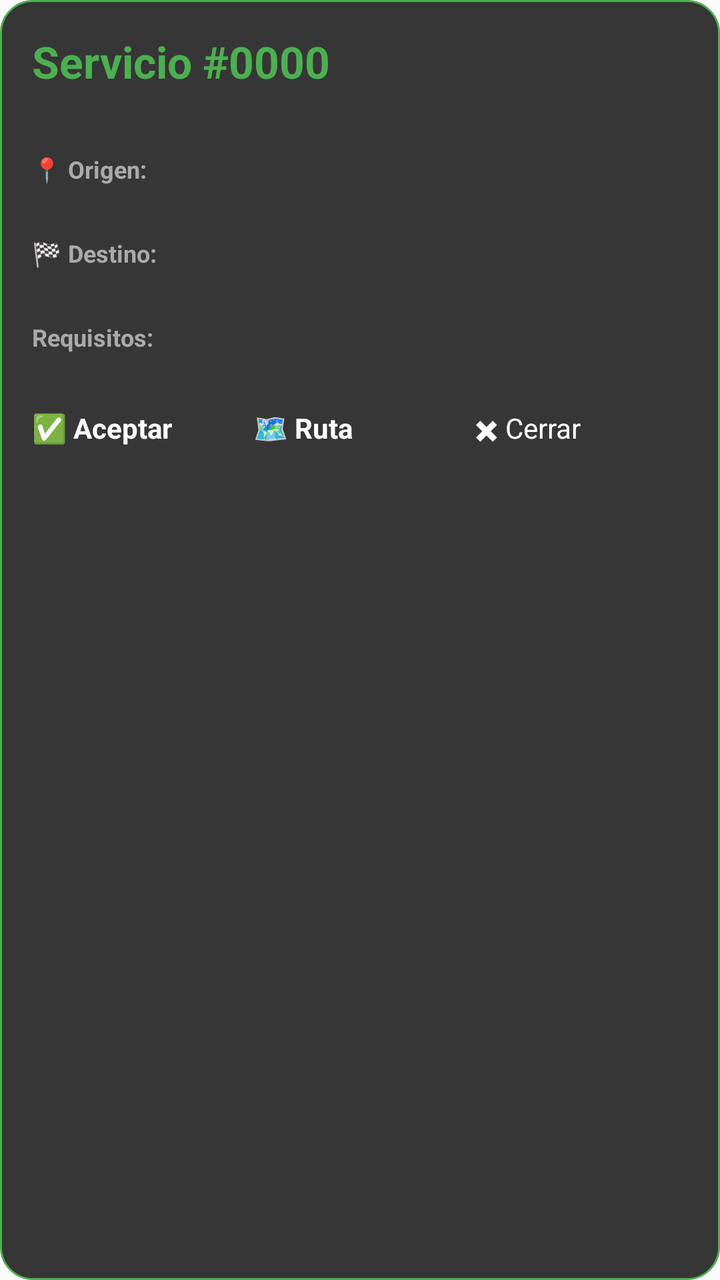
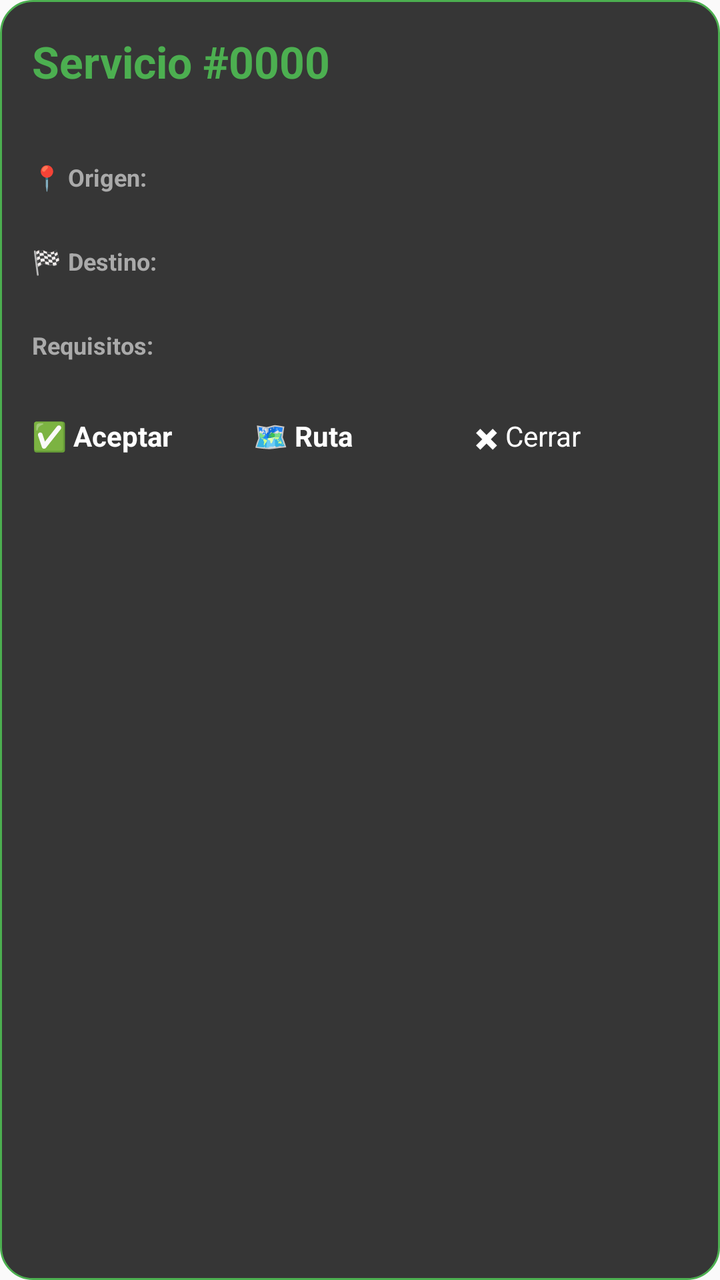

Before-and-after screenshots of an Android layout around one commit, followed by the original layout XML and the change that was made.
<!-- AndroidManifest.xml: application theme Theme.ProjectAcc -->
<!-- res/layout/floating_whatsapp_popup.xml -->
<?xml version="1.0" encoding="utf-8"?>
<LinearLayout xmlns:android="http://schemas.android.com/apk/res/android"
    android:layout_width="320dp"
    android:layout_height="wrap_content"
    android:orientation="vertical"
    android:background="@drawable/floating_popup_bg"
    android:padding="16dp"
    android:elevation="8dp">

    
    <LinearLayout
        android:layout_width="match_parent"
        android:layout_height="wrap_content"
        android:orientation="horizontal"
        android:gravity="center_vertical"
        android:layout_marginBottom="8dp">

        <TextView
            android:id="@+id/tvServiceId"
            android:layout_width="0dp"
            android:layout_height="wrap_content"
            android:layout_weight="1"
            android:text="Servicio #0000"
            android:textSize="22sp"
            android:textStyle="bold"
            android:textColor="#4CAF50" />

        <TextView
            android:id="@+id/tvDistancia"
            android:layout_width="wrap_content"
            android:layout_height="wrap_content"
            android:textSize="22sp"
            android:textStyle="bold"
            android:textColor="#FFC107"
            android:visibility="gone" />

        <TextView
            android:id="@+id/tvReturnIcon"
            android:layout_width="wrap_content"
            android:layout_height="wrap_content"
            android:text="🔄"
            android:textSize="24sp"
            android:visibility="gone"
            android:layout_marginStart="8dp" />
    </LinearLayout>

    
    <TextView
        android:id="@+id/tvValor"
        android:layout_width="match_parent"
        android:layout_height="wrap_content"
        android:textSize="21sp"
        android:textStyle="bold"
        android:textColor="#4CAF50"
        android:visibility="gone"
        android:layout_marginBottom="4dp" />

    
    <TextView
        android:id="@+id/tvCiudad"
        android:layout_width="match_parent"
        android:layout_height="wrap_content"
        android:textSize="14sp"
        android:textColor="#FFFFFF"
        android:drawablePadding="4dp"
        android:layout_marginBottom="4dp" />

    
    <TextView
        android:layout_width="match_parent"
        android:layout_height="wrap_content"
        android:text="📍 Origen:"
        android:textSize="12sp"
        android:textStyle="bold"
        android:textColor="#AAAAAA"
        android:layout_marginBottom="2dp" />

    
    <TextView
        android:id="@+id/tvLocationName"
        android:layout_width="match_parent"
        android:layout_height="wrap_content"
        android:textSize="16sp"
        android:textStyle="bold"
        android:textColor="#FFC107"
        android:visibility="gone"
        android:layout_marginBottom="2dp" />

    <TextView
        android:id="@+id/tvOrigen"
        android:layout_width="match_parent"
        android:layout_height="wrap_content"
        android:textSize="13sp"
        android:textColor="#FFFFFF"
        android:layout_marginBottom="6dp" />

    
    <TextView
        android:layout_width="match_parent"
        android:layout_height="wrap_content"
        android:text="🏁 Destino:"
        android:textSize="12sp"
        android:textStyle="bold"
        android:textColor="#AAAAAA"
        android:layout_marginBottom="2dp" />

    <TextView
        android:id="@+id/tvDestino"
        android:layout_width="match_parent"
        android:layout_height="wrap_content"
        android:textSize="13sp"
        android:textColor="#FFFFFF"
        android:layout_marginBottom="6dp" />

    
    <TextView
        android:id="@+id/tvMedioPago"
        android:layout_width="match_parent"
        android:layout_height="wrap_content"
        android:textSize="14sp"
        android:textStyle="bold"
        android:textColor="#FFC107"
        android:visibility="gone"
        android:layout_marginBottom="4dp" />

    
    <TextView
        android:id="@+id/tvRequisitosLabel"
        android:layout_width="match_parent"
        android:layout_height="wrap_content"
        android:text="Requisitos:"
        android:textSize="12sp"
        android:textStyle="bold"
        android:textColor="#AAAAAA"
        android:layout_marginBottom="2dp" />

    <TextView
        android:id="@+id/tvRequisitos"
        android:layout_width="match_parent"
        android:layout_height="wrap_content"
        android:textSize="13sp"
        android:textColor="#FFFFFF"
        android:layout_marginBottom="8dp" />

    
    <LinearLayout
        android:layout_width="match_parent"
        android:layout_height="wrap_content"
        android:orientation="horizontal">

        <Button
            android:id="@+id/btnAccept"
            android:layout_width="0dp"
            android:layout_height="48dp"
            android:layout_weight="1"
            android:text="✅ Aceptar"
            android:textSize="14sp"
            android:textStyle="bold"
            android:backgroundTint="#4CAF50"
            android:textColor="#FFFFFF"
            android:layout_marginEnd="4dp" />

        <Button
            android:id="@+id/btnRoute"
            android:layout_width="0dp"
            android:layout_height="48dp"
            android:layout_weight="1"
            android:text="🗺️ Ruta"
            android:textSize="14sp"
            android:textStyle="bold"
            android:backgroundTint="#2196F3"
            android:textColor="#FFFFFF"
            android:layout_marginEnd="4dp" />

        <Button
            android:id="@+id/btnClose"
            android:layout_width="0dp"
            android:layout_height="48dp"
            android:layout_weight="1"
            android:text="✖ Cerrar"
            android:textSize="14sp"
            android:backgroundTint="#666666"
            android:textColor="#FFFFFF" />
    </LinearLayout>

</LinearLayout>
<!-- resources referenced by this layout -->
<resources>
  <!-- drawable floating_popup_bg (drawable) -->
  <?xml version="1.0" encoding="utf-8"?>
  <shape xmlns:android="http://schemas.android.com/apk/res/android"
      android:shape="rectangle">
      <solid android:color="#E6222222" />
      <corners android:radius="16dp" />
      <stroke
          android:width="1dp"
          android:color="#4CAF50" />
  </shape>
  <style name="Theme.ProjectAcc" parent="android:Theme.Material.Light.NoActionBar" />
</resources>

<!-- the commit's change to res/layout/floating_whatsapp_popup.xml (unified diff, before → after) -->
@@ -45,15 +45,42 @@
     </LinearLayout>
 
     
-    <TextView
-        android:id="@+id/tvValor"
-        android:layout_width="match_parent"
-        android:layout_height="wrap_content"
-        android:textSize="21sp"
-        android:textStyle="bold"
-        android:textColor="#4CAF50"
-        android:visibility="gone"
-        android:layout_marginBottom="4dp" />
+    <LinearLayout
+        android:layout_width="match_parent"
+        android:layout_height="wrap_content"
+        android:orientation="horizontal"
+        android:gravity="center_vertical"
+        android:layout_marginBottom="4dp">
+
+        <TextView
+            android:id="@+id/tvValor"
+            android:layout_width="0dp"
+            android:layout_height="wrap_content"
+            android:layout_weight="1"
+            android:textSize="21sp"
+            android:textStyle="bold"
+            android:textColor="#4CAF50"
+            android:visibility="gone" />
+
+        <TextView
+            android:id="@+id/tvKmOrigen"
+            android:layout_width="wrap_content"
+            android:layout_height="wrap_content"
+            android:textSize="16sp"
+            android:textStyle="bold"
+            android:textColor="#AAAAAA"
+            android:visibility="gone"
+            android:layout_marginEnd="8dp" />
+
+        <TextView
+            android:id="@+id/tvKmDestino"
+            android:layout_width="wrap_content"
+            android:layout_height="wrap_content"
+            android:textSize="16sp"
+            android:textStyle="bold"
+            android:textColor="#2196F3"
+            android:visibility="gone" />
+    </LinearLayout>
 
     
     <TextView
